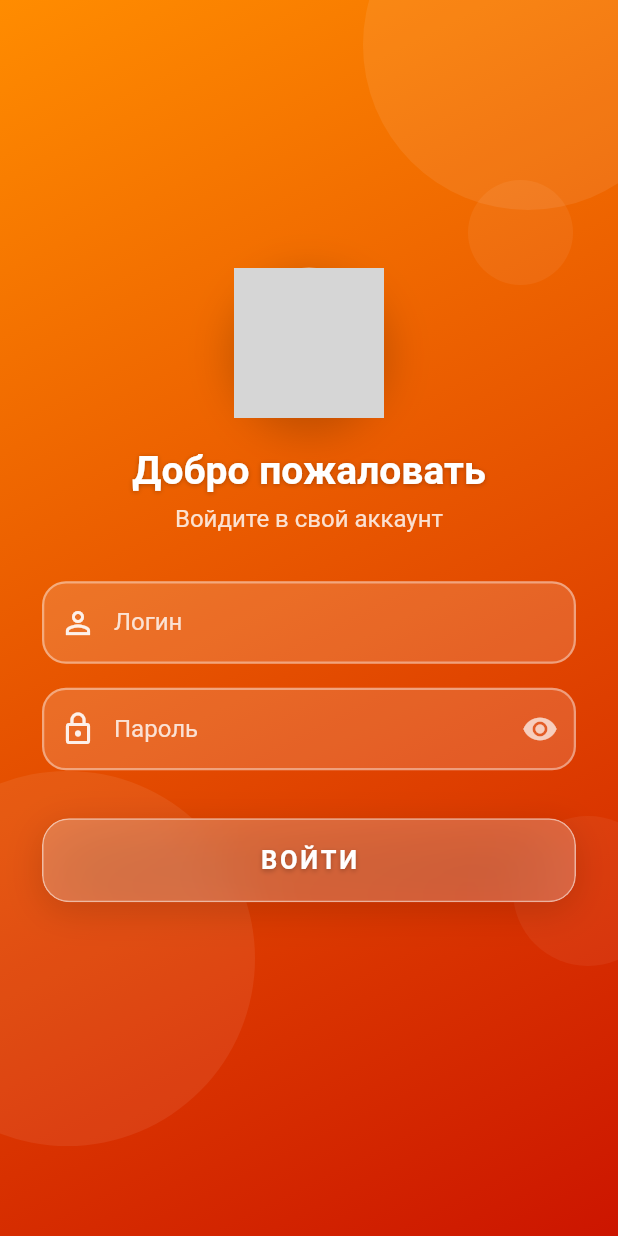
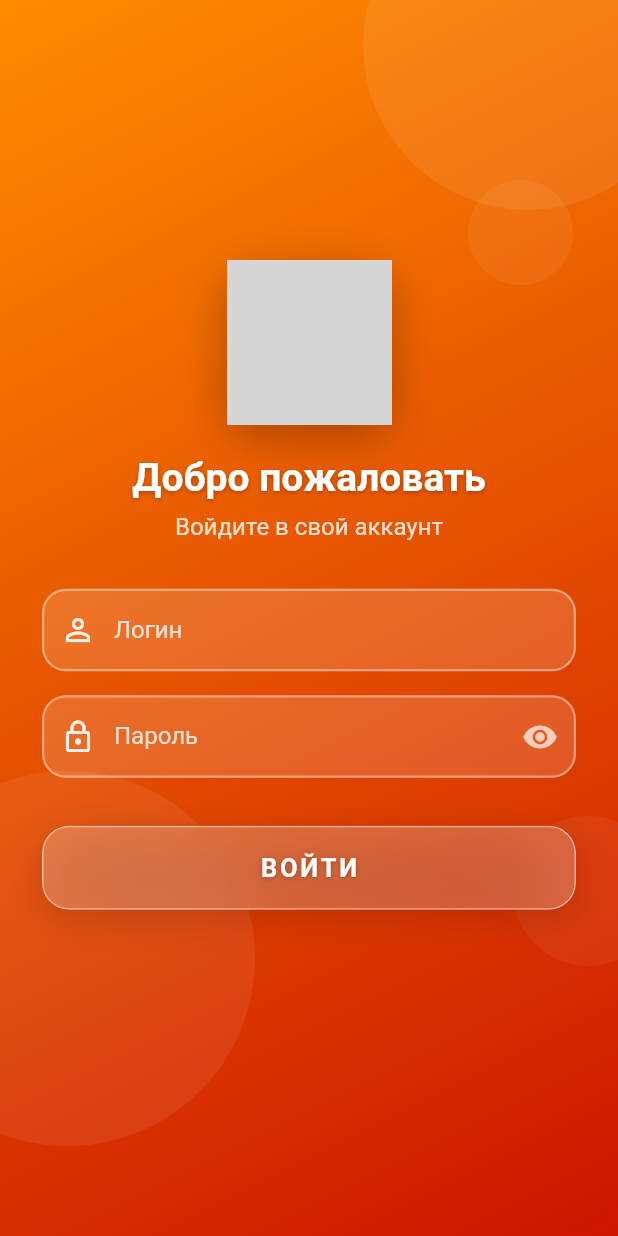
Before and after one commit to Bnutss/UZTEXPRO-PAYMENT, a Flutter app: the screen it shows after launch, on a phone screen of 412 x 824 dp. Run offline on Flutter 3.47's test engine with Material 3 defaults, Android fonts, the phone set to English and light mode, and no system bars; drawn by our look-alikes of upgrader; our stand-ins replace local_auth, package_info_plus, shared_preferences, shimmer; grey boxes are pictures that could not be loaded.

Commit message:
feat: улучшить отображение логотипа, динамический копирайт, исправить локализацию
- Заменить круглый clip на скруглённый прямоугольник для логотипа (login, menu, settings)
- Добавить автоматический диапазон годов в копирайте (© 2026–YYYY)
- Исправить описание приложения: «производственные данные» вместо «платежные договора»
- Поднять версию до 1.0.3+4 для релиза в App Store

Co-Authored-By: Claude Sonnet 4.6 <noreply@anthropic.com>

```diff
--- a/lib/core/localization/app_strings.dart
+++ b/lib/core/localization/app_strings.dart
@@ -558,11 +558,11 @@ class S {
 
   String get allRightsReserved => _t({
     'ru':
-        'Все права защищены. Приложение предназначено для управления платежными договорами.',
+        'Все права защищены. Приложение предназначено для управления производственными данными.',
     'en':
-        'All rights reserved. The application is designed for managing payment agreements.',
+        'All rights reserved. The application is designed for managing production data.',
     'uz':
-        "Barcha huquqlar himoyalangan. Ilova to'lov shartnomalari boshqarish uchun mo'ljallangan.",
+        "Barcha huquqlar himoyalangan. Ilova ishlab chiqarish ma'lumotlarini boshqarish uchun mo'ljallangan.",
   });
 
   // Confidentiality
--- a/lib/features/auth/login_page.dart
+++ b/lib/features/auth/login_page.dart
@@ -388,22 +388,22 @@ class _LoginPageState extends State<LoginPage>
 
   Widget _buildLogo() {
     return Container(
-      width: 100,
-      height: 100,
+      width: 110,
+      height: 110,
       decoration: BoxDecoration(
-        shape: BoxShape.circle,
-        color: Colors.white,
+        borderRadius: BorderRadius.circular(24),
         boxShadow: [
           BoxShadow(
-            color: Colors.black.withOpacity(0.2),
+            color: Colors.black.withOpacity(0.25),
             blurRadius: 24,
             spreadRadius: 2,
             offset: const Offset(0, 8),
           ),
         ],
       ),
-      child: ClipOval(
-        child: Image.asset('assets/icon/logo.png', fit: BoxFit.contain),
+      child: ClipRRect(
+        borderRadius: BorderRadius.circular(24),
+        child: Image.asset('assets/icon/uztexpro.png', fit: BoxFit.cover),
       ),
     );
   }
```
Also changed, not shown: lib/features/home/menu_page.dart (+5 -5 lines), lib/features/settings/settings_screen.dart (+13 -23 lines), pubspec.yaml (+4 -4 lines), 22 other files.
